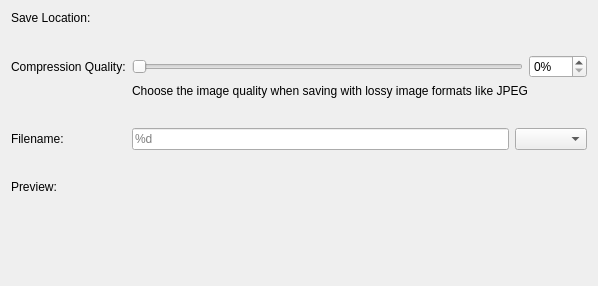
First picture: the form in src/Gui/SettingsDialog/SaveOptions.ui, repository KDE/spectacle, before the edit.
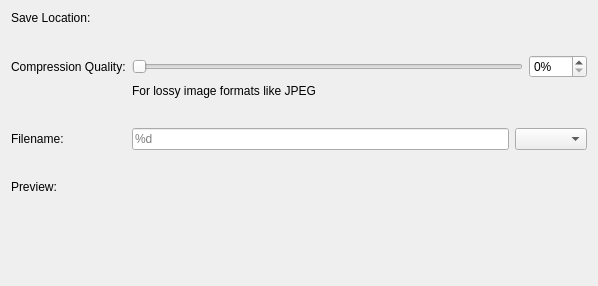
Second picture: the form after the edit. Custom widgets are drawn as their Qt base class.

Commit message: Settings UI, save tab: Shorten text explaining Image quality compression

The edit to the form file:
```diff
--- a/src/Gui/SettingsDialog/SaveOptions.ui
+++ b/src/Gui/SettingsDialog/SaveOptions.ui
@@ -170,7 +170,7 @@
    <item row="4" column="1">
     <widget class="QLabel" name="label">
      <property name="text">
-      <string>Choose the image quality when saving with lossy image formats like JPEG</string>
+      <string>For lossy image formats like JPEG</string>
      </property>
     </widget>
    </item>
```
Left out of the diff: 2 changed lines with no effect on the pictures. The commit also changes 1 other file.
